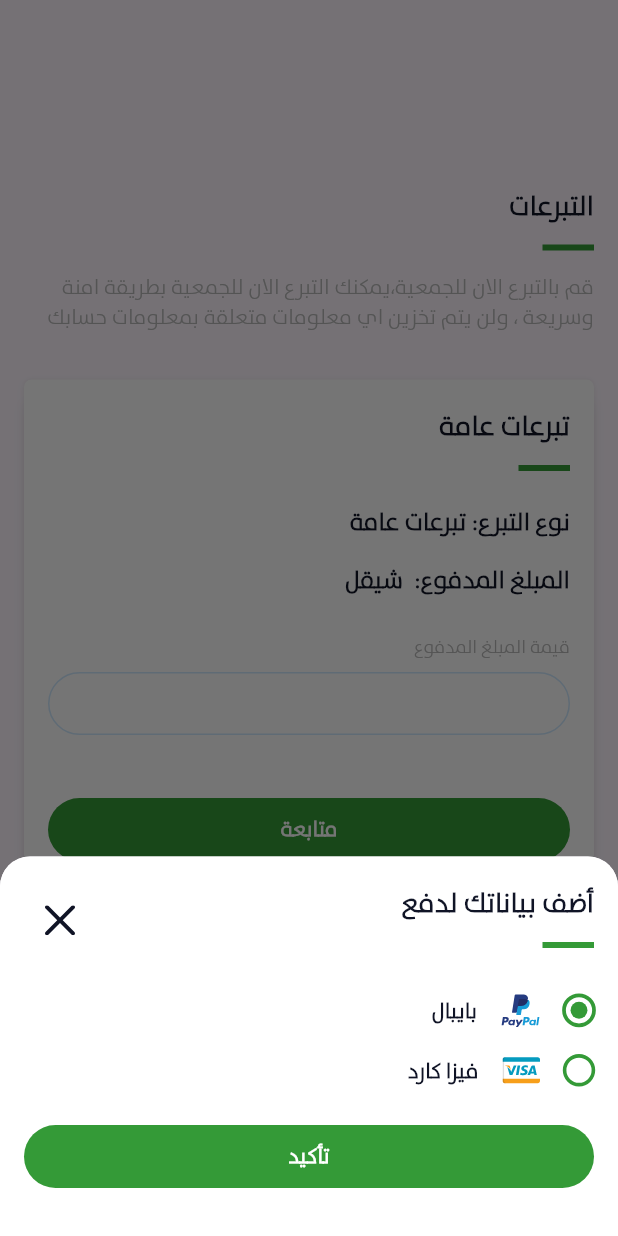
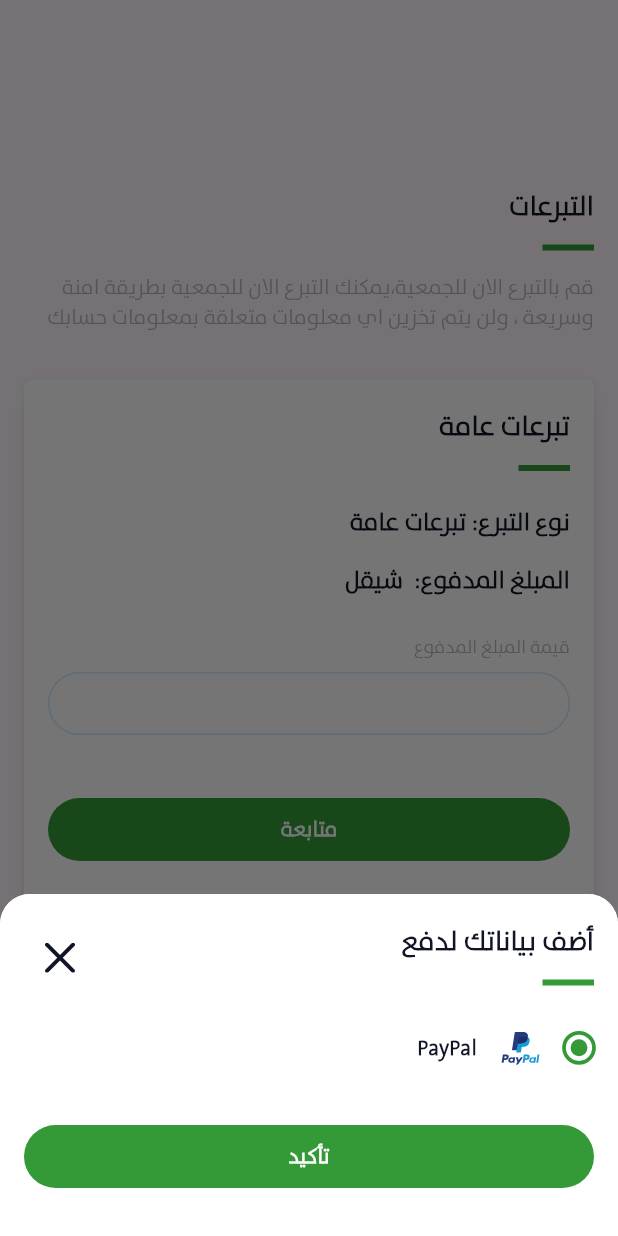
Before and after one commit to averotech/alaqsa_deploy, a Flutter app: the DonationsPage screen opened directly, after a tap on "متابعة", on a phone screen of 412 x 824 dp. Run offline on Flutter 3.47's test engine with Material 3 defaults, Android fonts, the phone set to English and light mode, and no system bars; our stand-ins replace bloc, cached_network_image, equatable, firebase_core, firebase_messaging, flutter_bloc and 10 more; missing offline and left inert: flutter_facebook_auth, flutter_share, http_auth; accounts and stored records are empty; network calls fail.

Commit message:
Modify some changes in flutter app

```diff
--- a/lib/bloc/register/register_bloc.dart
+++ b/lib/bloc/register/register_bloc.dart
@@ -19,7 +19,7 @@ class RegisterBloc extends Bloc<RegisterEvent, RegisterState> {
     on<RegisterApiEvent>((event, emit) async{
       try{
         emit(RegisterInitial());
-        var dataAuthRepository = await authRepository.register(api: api,name: event.name,email: event.email,password: event.password,password_confirmation: event.password);
+        var dataAuthRepository = await authRepository.register(api: api,name: event.name,email: event.email,phone_number:event.phone_number,password: event.password,password_confirmation: event.password);
         if(dataAuthRepository[0] != null) {
           User user = dataAuthRepository[0];
           var token = dataAuthRepository[1];
@@ -27,12 +27,12 @@ class RegisterBloc extends Bloc<RegisterEvent, RegisterState> {
           prefs.setString("token", token);
           emit(RegisterLoaded(user,token));
         } else {
-          emit(RegisterErroe("error"));
+          var errorMessage = dataAuthRepository[2];
+          emit(RegisterErroe(errorMessage));
         }
 
       } catch(e){
         print(e.toString());
-
         emit(RegisterErroe(e.toString()));
       }
 
--- a/lib/bloc/register/register_event.dart
+++ b/lib/bloc/register/register_event.dart
@@ -19,12 +19,14 @@ class RegisterInitialEvent extends RegisterEvent {
 class RegisterApiEvent extends RegisterEvent {
   var _name;
   var _email;
+  var _phone_number;
   var _password;
-  RegisterApiEvent(this._name,this._email,this._password);
+  RegisterApiEvent(this._name,this._email,this._phone_number,this._password);
 
   get name => _name;
   get password => _password;
   get email => _email;
+  get phone_number=>_phone_number;
 
 
   @override
--- a/lib/bloc/user_profile/user_profile_bloc.dart
+++ b/lib/bloc/user_profile/user_profile_bloc.dart
@@ -34,7 +34,6 @@ class UserProfileBloc extends Bloc<UserProfileEvent, UserProfileState> {
         print(e.toString());
         emit(UserProfileError(e.toString()));
       }
-
     });
 
     on<RemoveAccountUserEvent>((event, emit) async{
--- a/lib/components/CustomAlertDailog.dart
+++ b/lib/components/CustomAlertDailog.dart
@@ -492,7 +492,7 @@ class CustomAlertDailog {
                   opacity: a1.value,
                   child: AlertDialog(
                     contentPadding: EdgeInsets.zero,
-                    insetPadding: EdgeInsets.only(left: 140,right: 140),
+                    insetPadding: EdgeInsets.only(left: 100,right: 100),
                     shape: RoundedRectangleBorder(
                         borderRadius: BorderRadius.circular(5.0)),
 
@@ -622,7 +622,7 @@ class CustomAlertDailog {
                           ),
                           Container(
                             margin: EdgeInsets.only(left: 16,right: 16),
-                            child: Text("بايبال",style: TextStyle(fontSize: 14,fontWeight: FontWeight.w600,fontFamily: 'SansArabicLight',color:Color(0xff101426)),),
+                            child: Text("PayPal",style: TextStyle(fontSize: 14,fontWeight: FontWeight.w600,fontFamily: 'SansArabicLight',color:Color(0xff101426)),),
                           )
                         ],
                       ),
@@ -630,39 +630,39 @@ class CustomAlertDailog {
                     Container(
                       margin: EdgeInsets.only(top: 16),
                       child:Row(
-                        children: [
-
-                          Container(
-                            margin: EdgeInsets.only(left: 16,right: 16),
-                            height: 20,
-                            width: 20,
-                            child: Transform.scale(
-                                scale: 1.20,
-
-                                child: Radio(
-                                    activeColor: Theme.of(context).primaryColor,
-                                    fillColor: MaterialStateColor.resolveWith((states) => Theme.of(context).primaryColor),
-                                    materialTapTargetSize: MaterialTapTargetSize.padded,
-                                    value: SingingCharacter.VisaCard,
-                                    groupValue: singingCharacter,
-                                    onChanged: (SingingCharacter? value) {
-                                      setState(() {
-                                        singingCharacter=value!;
-                                      });
-
-                                    }
-
-                                )),
-                          ),
-                          Container(
-
-                            child: SvgPicture.asset("assets/icons/visa.svg"),
-                          ),
-                          Container(
-                            margin: EdgeInsets.only(left: 16,right: 16),
-                            child: Text("فيزا كارد",style: TextStyle(fontSize: 14,fontWeight: FontWeight.w600,fontFamily: 'SansArabicLight',color:Color(0xff101426)),),
-                          ),
-                        ],
+                        // children: [
+                        //
+                        //   Container(
+                        //     margin: EdgeInsets.only(left: 16,right: 16),
+                        //     height: 20,
+                        //     width: 20,
+                        //     child: Transform.scale(
+                        //         scale: 1.20,
+                        //
+                        //         child: Radio(
+                        //             activeColor: Theme.of(context).primaryColor,
+                        //             fillColor: MaterialStateColor.resolveWith((states) => Theme.of(context).primaryColor),
+                        //             materialTapTargetSize: MaterialTapTargetSize.padded,
+                        //             value: SingingCharacter.VisaCard,
+                        //             groupValue: singingCharacter,
+                        //             onChanged: (SingingCharacter? value) {
+                        //               setState(() {
+                        //                 singingCharacter=value!;
+                        //               });
+                        //
+                        //             }
+                        //
+                        //         )),
+                        //   ),
+                        //   Container(
+                        //
+                        //     child: SvgPicture.asset("assets/icons/visa.svg"),
+                        //   ),
+                        //   Container(
+                        //     margin: EdgeInsets.only(left: 16,right: 16),
+                        //     child: Text(" فيزا كارد",style: TextStyle(fontSize: 14,fontWeight: FontWeight.w600,fontFamily: 'SansArabicLight',color:Color(0xff101426)),),
+                        //   ),
+                        // ],
                       ),
                     ),
 
--- a/lib/repository/user_profile_repository.dart
+++ b/lib/repository/user_profile_repository.dart
@@ -58,12 +58,6 @@ class UserProfileRepository {
             length = tripCount;
           }
         }
-
-
-
-
-
-
         if(length > 0) {
           for(var i=0;i<length;i++){
 
```
Also changed, not shown: lib/bloc/booking_page_page/booking_page_bloc.dart (+17 -5 lines), lib/repository/auth_repository.dart (+30 -4 lines), lib/repository/trips_repository.dart (+65 -74 lines), lib/views/booking_page.dart (+16 -14 lines), lib/views/register.dart (+21 -2 lines).
